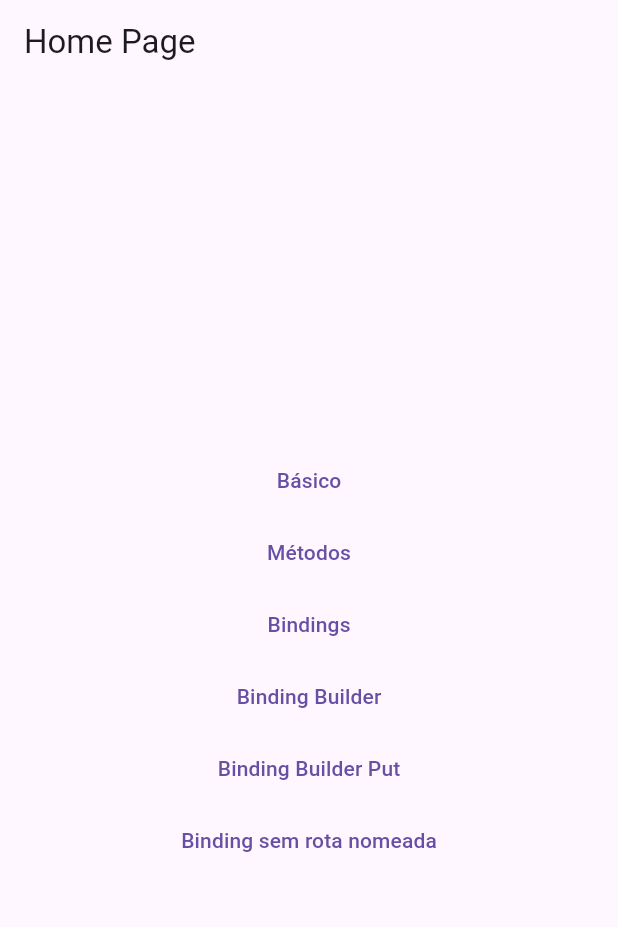
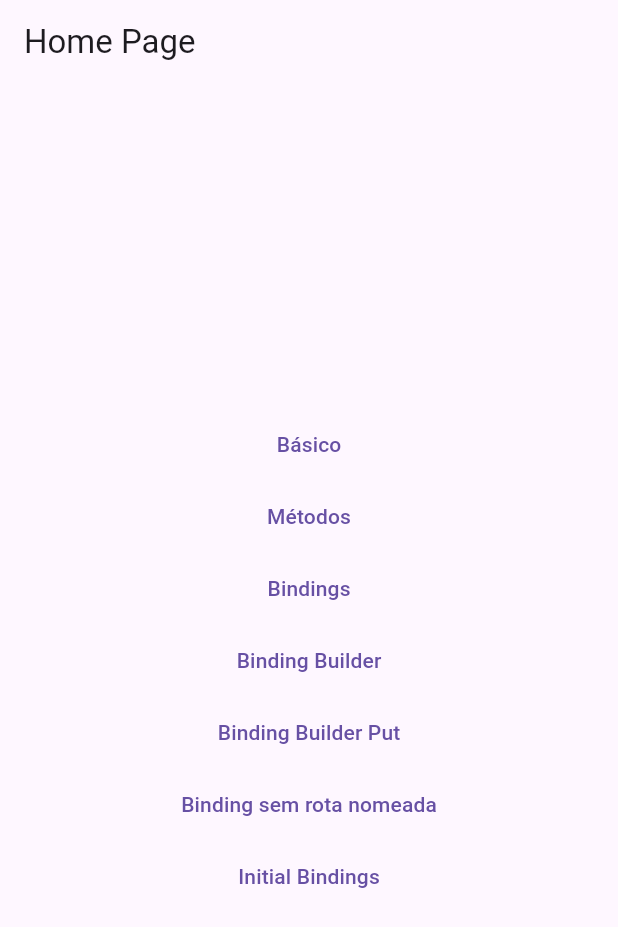
Before and after one commit to enzozami/flutter-getx-dependency-study, a Flutter app: the screen it shows after launch, on a phone screen of 412 x 824 dp. Shown: the top 927 px of the screen. Run offline on Flutter 3.47's test engine with Material 3 defaults, Android fonts, the phone set to English and light mode, and no system bars; our stand-ins replace get, shared_preferences.

Commit message:
feat(initial_bindings): Adicionado e explicado sobre initial bindings em uma aplicação

```diff
--- a/lib/main.dart
+++ b/lib/main.dart
@@ -9,6 +9,8 @@ import 'package:get_dependencias/pages/bindings/bindings_example.dart';
 import 'package:get_dependencias/pages/bindings/bindings_home_page.dart';
 import 'package:get_dependencias/pages/bindings/middleware_binding.dart';
 import 'package:get_dependencias/pages/home_page.dart';
+import 'package:get_dependencias/pages/initial_bindings/initial_bindings.dart';
+import 'package:get_dependencias/pages/initial_bindings/initial_bindings_page.dart';
 import 'package:get_dependencias/pages/metodos/create/create_home_page.dart';
 import 'package:get_dependencias/pages/metodos/delete_update/delete_page.dart';
 import 'package:get_dependencias/pages/metodos/delete_update/update_home_page.dart';
@@ -91,6 +93,11 @@ class MyApp extends StatelessWidget {
           ),
           page: () => BindingsHomePage(),
         ),
+        GetPage(
+          name: '/initial_binding',
+          // binding: InitialBindings(),
+          page: () => InitialBindingsPage(),
+        ),
       ],
     );
   }
--- a/lib/pages/home_page.dart
+++ b/lib/pages/home_page.dart
@@ -58,6 +58,12 @@ class HomePage extends StatelessWidget {
               },
               child: Text('Binding sem rota nomeada'),
             ),
+            TextButton(
+              onPressed: () {
+                Navigator.of(context).pushNamed('/initial_binding');
+              },
+              child: Text('Initial Bindings'),
+            ),
           ],
         ),
       ),
--- /dev/null
+++ b/lib/pages/initial_bindings/auth_model.dart
@@ -0,0 +1,10 @@
+class AuthModel {
+  String name;
+  String email;
+  String curso;
+  AuthModel({
+    required this.name,
+    required this.email,
+    required this.curso,
+  });
+}
```
Also changed, not shown: lib/pages/initial_bindings/initial_bindings.dart (added, +10 -0 lines), lib/pages/initial_bindings/initial_bindings_page.dart (added, +19 -0 lines).
